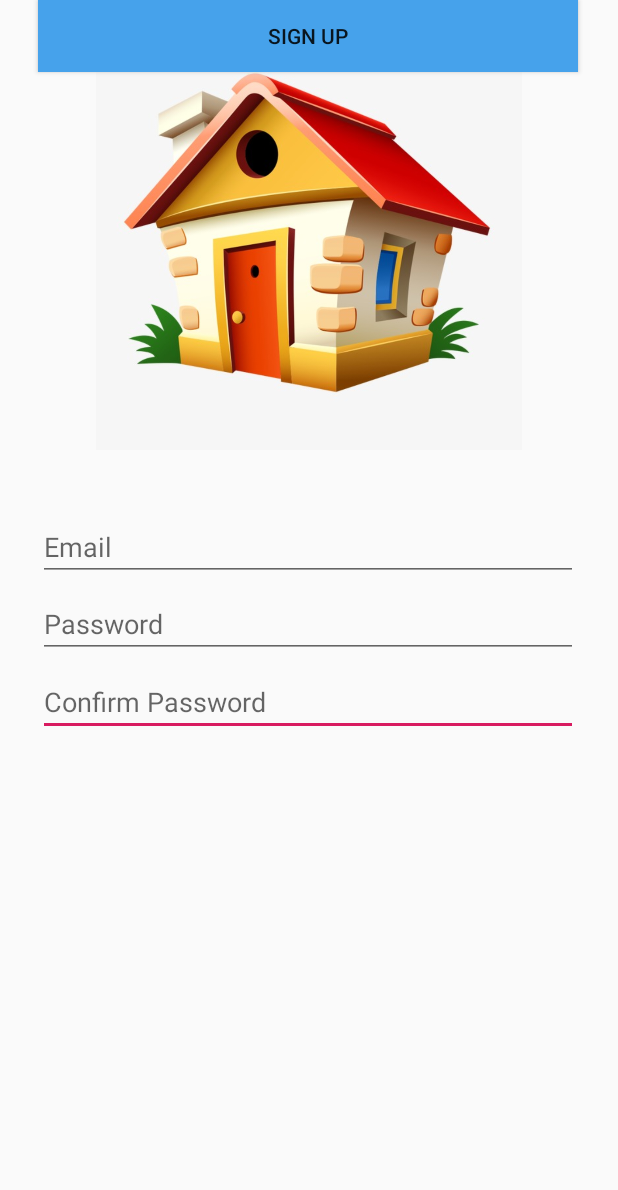
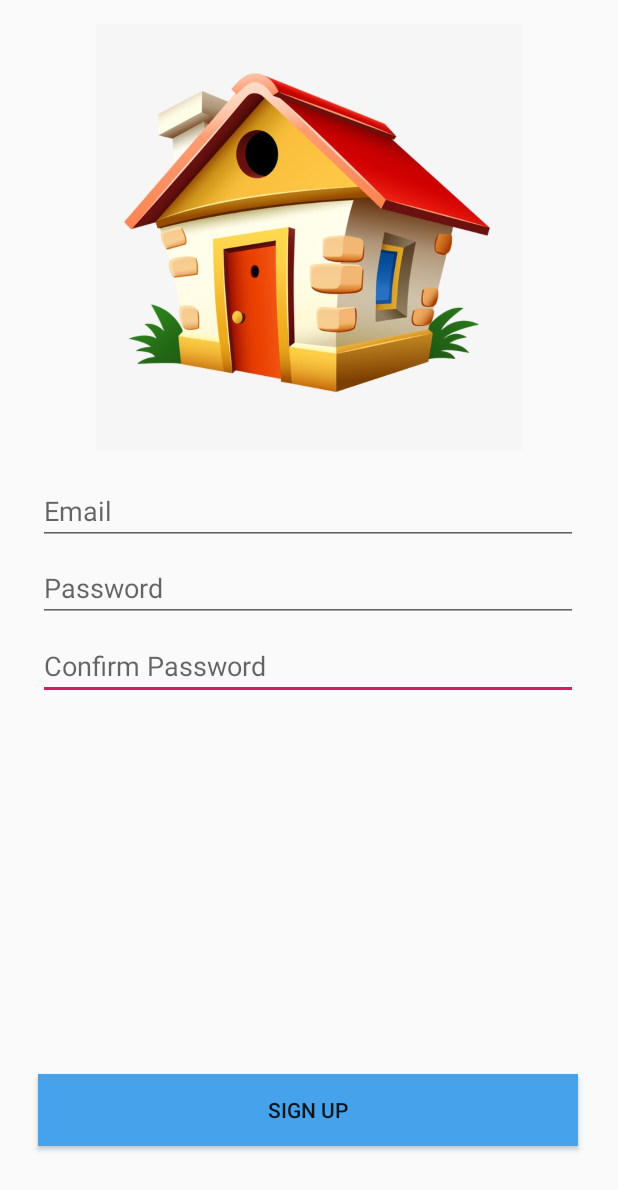
Before and after one commit to JoseAlbertoVazq/inmoapp, an Android app: the layout fragment_sign_up.xml on its own in the app's theme, with its tools: preview values and no code run, on a phone screen of 412 x 824 dp. Shown: the top 1190 px of the screen. Run offline under Robolectric (Android 15) with nearby library versions, the phone set to English and light mode, and no system bars; network calls fail.

Commit message:
cambiados frame layouts

```diff
--- a/inmoapp/app/src/main/res/layout/activity_dashboard.xml
+++ b/inmoapp/app/src/main/res/layout/activity_dashboard.xml
@@ -23,9 +23,7 @@
         android:id="@+id/contenedor_dashboard"
         android:layout_width="401dp"
         android:layout_height="659dp"
-        android:layout_marginStart="8dp"
-        android:layout_marginTop="8dp"
-        android:layout_marginEnd="8dp"
+        app:layout_constraintBottom_toTopOf="@+id/nav_view"
         app:layout_constraintEnd_toEndOf="parent"
         app:layout_constraintStart_toStartOf="parent"
         app:layout_constraintTop_toTopOf="parent">
--- a/inmoapp/app/src/main/res/layout/fragment_sign_up.xml
+++ b/inmoapp/app/src/main/res/layout/fragment_sign_up.xml
@@ -1,9 +1,10 @@
 <?xml version="1.0" encoding="utf-8"?>
 <FrameLayout xmlns:android="http://schemas.android.com/apk/res/android"
+    xmlns:app="http://schemas.android.com/apk/res-auto"
     xmlns:tools="http://schemas.android.com/tools"
+    android:id="@+id/frameLayout"
     android:layout_width="match_parent"
     android:layout_height="match_parent"
-    xmlns:app="http://schemas.android.com/apk/res-auto"
     tools:context=".ui.login.SignUpFragment">
 
     <android.support.constraint.ConstraintLayout
@@ -32,7 +33,7 @@
             android:layout_width="360dp"
             android:layout_height="43dp"
             android:layout_marginStart="8dp"
-            android:layout_marginTop="36dp"
+            android:layout_marginTop="12dp"
             android:layout_marginEnd="8dp"
             android:hint="@string/email"
             app:layout_constraintEnd_toEndOf="parent"
@@ -71,13 +72,17 @@
             android:layout_width="360dp"
             android:layout_height="wrap_content"
             android:layout_marginStart="8dp"
+            android:layout_marginTop="8dp"
             android:layout_marginEnd="8dp"
+            android:layout_marginBottom="8dp"
             android:background="#46A2EB"
             android:text="Sign Up"
+            app:layout_constraintBottom_toBottomOf="parent"
             app:layout_constraintEnd_toEndOf="parent"
             app:layout_constraintHorizontal_bias="0.485"
             app:layout_constraintStart_toStartOf="parent"
-            tools:layout_editor_absoluteY="505dp"
+            app:layout_constraintTop_toTopOf="parent"
+            app:layout_constraintVertical_bias="0.932"
             tools:ignore="MissingConstraints" />
 
 
```
Also changed, not shown: inmoapp/app/src/main/java/dam/javazquez/inmoapp/responses/PropertyResponse.java (+7 -7 lines), inmoapp/app/src/main/java/dam/javazquez/inmoapp/ui/common/DashboardActivity.java (+18 -6 lines), inmoapp/app/src/main/java/dam/javazquez/inmoapp/ui/login/LoginActivity.java (+16 -0 lines), inmoapp/app/src/main/res/layout/activity_login.xml (+14 -2 lines), 2 other files.
